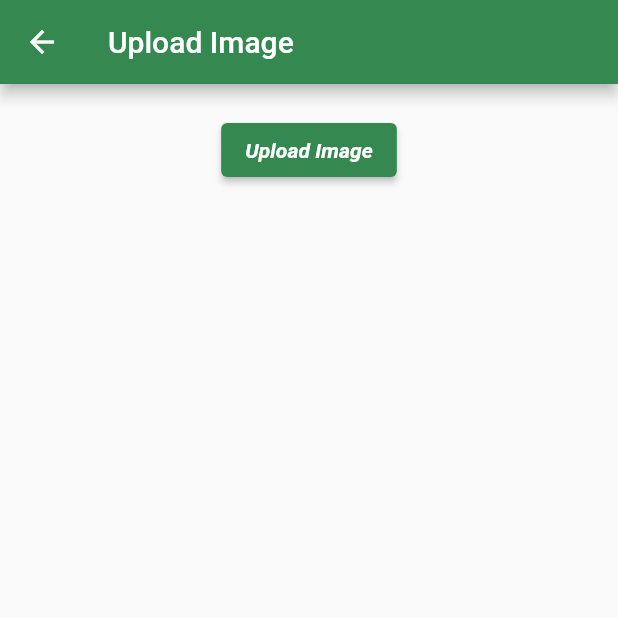
After one commit to pasinduPrabhath/gowildMobileApp, a Flutter app: the ImageUpload screen opened by its route, after a tap on "Upload Image", on a phone screen of 412 x 824 dp, the top half of it. The commit adds this screen. Run offline on Flutter 3.47's test engine with Material 2 defaults, Android fonts, the light colour scheme and no system bars; our stand-ins replace curved_navigation_bar, firebase_core, firebase_storage, flutter_login, image_picker, permission_handler and 1 more; accounts and stored records are empty; Roboto replaces fonts that are missing (OpenSans).

Commit message:
this uploads in test_upload. but not in registration

```diff
--- a/lib/Screens/login_screen/login_screen.dart
+++ b/lib/Screens/login_screen/login_screen.dart
@@ -3,8 +3,8 @@
 import 'package:flutter/material.dart';
 import 'package:flutter_login/flutter_login.dart';
 import 'package:gowild/Screens/login_screen/login_screen_model.dart';
+import 'package:gowild/Screens/registartion_screen/test_upload.dart';
 import 'package:gowild/routes/routes.dart';
-
 import '../../backend/api_requests/registration_screen_api.dart';
 import 'package:shared_preferences/shared_preferences.dart';
 
--- a/lib/Screens/main.dart
+++ b/lib/Screens/main.dart
@@ -1,8 +1,11 @@
+import 'package:firebase_core/firebase_core.dart';
 import 'package:flutter/material.dart';
 import '../routes/routes.dart';
 import './login_screen/login_screen.dart';
 
 void main() async {
+  WidgetsFlutterBinding.ensureInitialized();
+  await Firebase.initializeApp();
   runApp(const MyApp());
 }
 
--- /dev/null
+++ b/lib/Screens/registartion_screen/test_upload.dart
@@ -0,0 +1,53 @@
+import 'dart:io';
+
+import 'package:firebase_core/firebase_core.dart';
+import 'package:flutter/material.dart';
+import 'package:image_picker/image_picker.dart';
+import 'package:firebase_storage/firebase_storage.dart';
+
+class ImageUpload extends StatelessWidget {
+  const ImageUpload({Key? key}) : super(key: key);
+
+  @override
+  Widget build(BuildContext context) {
+    String imageUrl = '';
+    Firebase.initializeApp();
+    return Scaffold(
+      appBar: AppBar(
+        title: Text('Upload Image'),
+      ),
+      body: Center(
+        child: Column(
+          children: [
+            SizedBox(
+              height: 20,
+            ),
+            ElevatedButton(
+              onPressed: () async {
+                ImagePicker imagePicker = ImagePicker();
+                XFile? file =
+                    await imagePicker.pickImage(source: ImageSource.gallery);
+                String uniqueFileName =
+                    DateTime.now().millisecondsSinceEpoch.toString();
+                print('${file!.path}');
+
+                // if (file != null) return;
+                Reference referenceRoot = FirebaseStorage.instance.ref();
+                Reference fileReference =
+                    referenceRoot.child('images/$uniqueFileName');
+                try {
+                  await fileReference.putFile(File(file!.path));
+                  imageUrl = await fileReference.getDownloadURL();
+                  print('added + $imageUrl');
+                } catch (e) {
+                  print('error');
+                }
+              },
+              child: Text('Upload Image'),
+            ),
+          ],
+        ),
+      ),
+    );
+  }
+}
--- a/lib/routes/routes.dart
+++ b/lib/routes/routes.dart
@@ -2,16 +2,19 @@ import 'package:flutter/material.dart';
 import '../Screens/home_screen/feed_screen.dart';
 import '../screens/registartion_screen/registration_screen.dart';
 import '../Screens/admin/dashboard_screen.dart';
+import '../Screens/registartion_screen/test_upload.dart';
 
 class AppRoutes {
   static const String home = '/';
   static const String registration = '/registration';
   static const String adminDashboard = '/admin_dashboard';
   static const String feed = '/feed';
+  static const String test = '/test';
 
   static final Map<String, WidgetBuilder> routes = {
     AppRoutes.registration: (context) => const RegistrationScreen(),
     AppRoutes.feed: (context) => const FeedScreen(),
     AppRoutes.adminDashboard: (context) => DashBoard(),
+    AppRoutes.test: (context) => const ImageUpload(),
   };
 }
```
Also changed, not shown: lib/Screens/registartion_screen/registration_screen.dart (+90 -64 lines), pubspec.yaml (+7 -3 lines), pubspec.lock, 13 other files.
